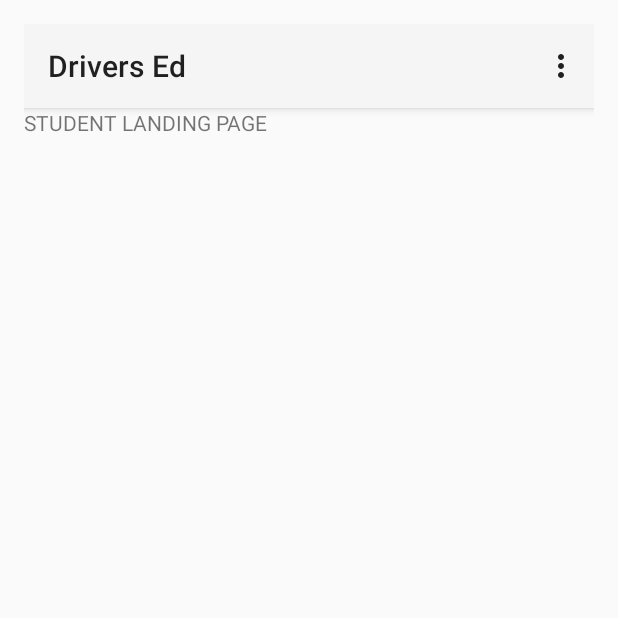
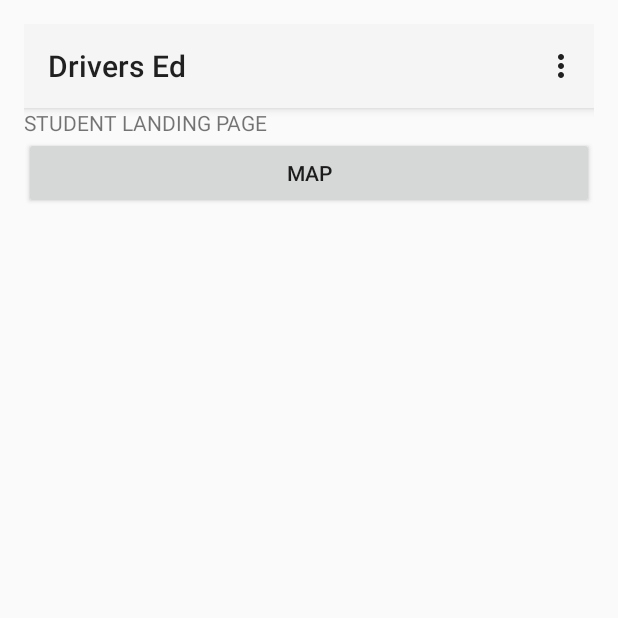
Before and after one commit to ajpowell021/driversed, an Android app: the StudentLanding screen opened directly, with no data from a screen before it, on a phone screen of 412 x 824 dp, the top half of it. Run offline under Robolectric (Android 15) with nearby library versions, the phone set to English and light mode, and no system bars; our stand-ins replace Firebase (no records; nobody signed in at launch, a user with empty details on screens opened directly).

Commit message:
Add button for map.

```diff
--- a/app/src/main/res/layout/activity_student_landing.xml
+++ b/app/src/main/res/layout/activity_student_landing.xml
@@ -23,8 +23,17 @@
     <TextView
         android:layout_width="wrap_content"
         android:layout_height="wrap_content"
+        android:id="@+id/topTextView"
         android:text="STUDENT LANDING PAGE"
         android:layout_below="@+id/main_toolbar"
         />
 
+    <Button
+            android:id="@+id/mapButton"
+            android:layout_width="match_parent"
+            android:layout_height="wrap_content"
+            android:layout_below="@+id/topTextView"
+            android:text="Map" />
+
+
 </RelativeLayout>
```
